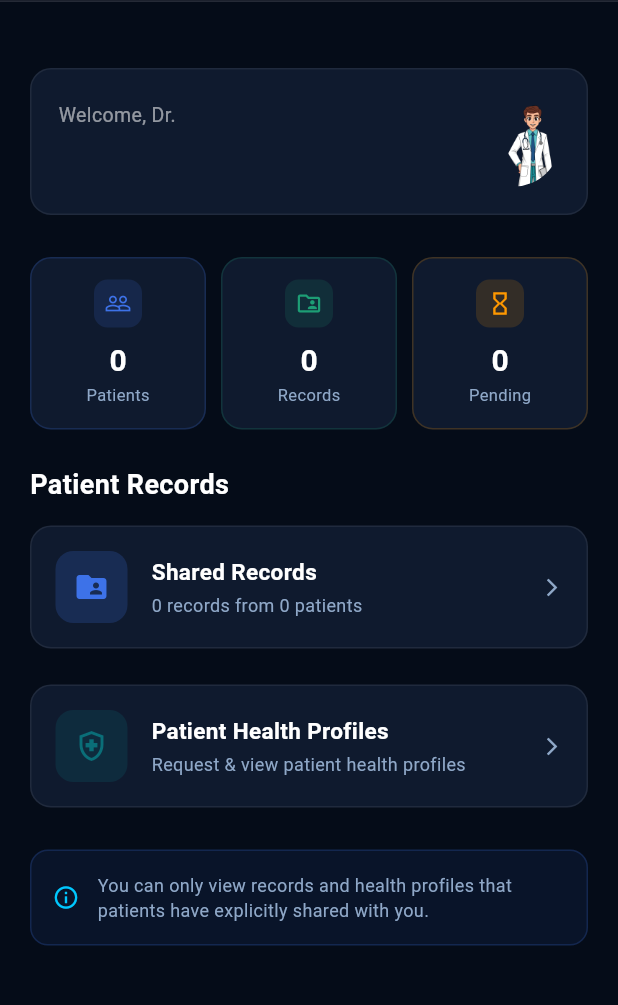
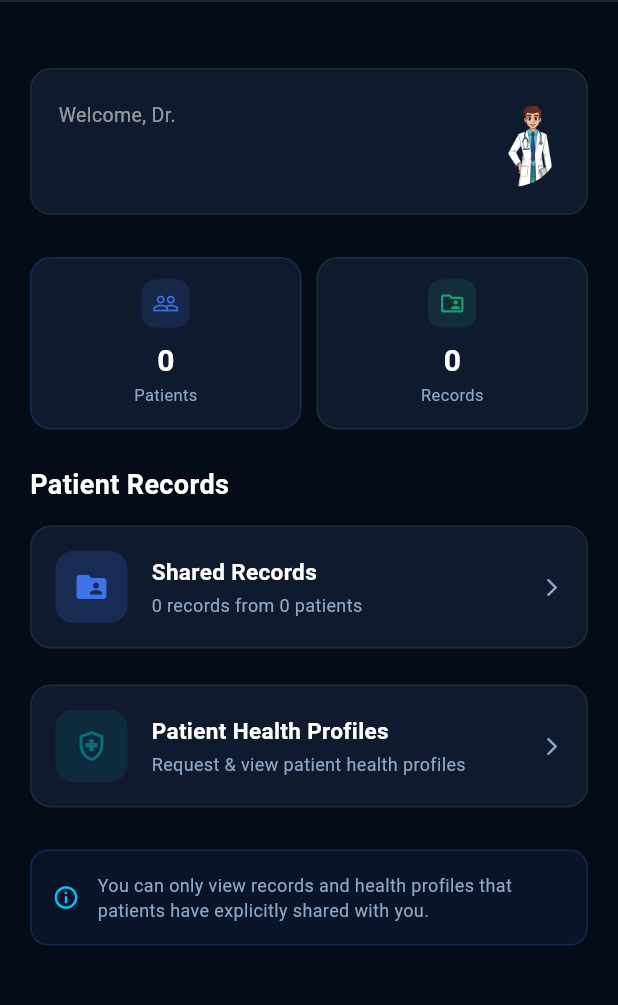
Before and after one commit to padeexha/MediVault, a Flutter app: the DoctorDashboard screen opened directly, on a phone screen of 412 x 824 dp, the part 82-1087 px from its top. Run offline on Flutter 3.47's test engine with Material 3 defaults, Android fonts, the phone set to English and light mode, and no system bars; our stand-ins replace cached_network_image, file_picker, image_picker, shared_preferences; accounts and stored records are empty; network calls fail.

Commit message:
refactor: remove unused pending status from doctor dashboard

```diff
--- a/frontend/lib/features/doctor/doctor_dashboard.dart
+++ b/frontend/lib/features/doctor/doctor_dashboard.dart
@@ -23,7 +23,6 @@ class _DoctorDashboardState extends State<DoctorDashboard> {
   String? _profilePicture;
   int  _totalPatients    = 0;
   int  _totalRecords     = 0;
-  int  _pendingHealthProfileRequests = 0;
   bool _isLoading = true;
 
   @override
@@ -39,7 +38,6 @@ class _DoctorDashboardState extends State<DoctorDashboard> {
     final results = await Future.wait([
       ApiService.get(Constants.getProfile),
       ApiService.get(Constants.sharedWithMe),
-      ApiService.get(Constants.healthProfileMyAccess),
     ]);
 
     if (!mounted) return;
@@ -68,15 +66,6 @@ class _DoctorDashboardState extends State<DoctorDashboard> {
       setState(() {
         _totalPatients = data.length;
         _totalRecords  = total;
-      });
-    }
-
-    final healthAccess = results[2];
-    if (healthAccess['success'] == true) {
-      final data = healthAccess['data'] as List? ?? [];
-      setState(() {
-        _pendingHealthProfileRequests =
-            data.where((d) => d['status'] == 'pending').length;
       });
     }
 
@@ -244,11 +233,6 @@ class _DoctorDashboardState extends State<DoctorDashboard> {
           '$_totalRecords', 'Records',
           Icons.folder_shared_outlined, const Color(0xFF1D9E75),
         )),
-        const SizedBox(width: 10),
-        Expanded(child: _statCard(
-          '$_pendingHealthProfileRequests', 'Pending',
-          Icons.hourglass_empty_outlined, Colors.orange,
-        )),
       ],
     );
   }
@@ -365,39 +349,18 @@ class _DoctorDashboardState extends State<DoctorDashboard> {
                           fontWeight: FontWeight.bold,
                           fontSize: 15)),
                   const SizedBox(height: 3),
-                  Text(
-                    _pendingHealthProfileRequests > 0
-                        ? '$_pendingHealthProfileRequests pending request${_pendingHealthProfileRequests == 1 ? '' : 's'}'
-                        : 'Request & view patient health profiles',
+                  const Text(
+                    'Request & view patient health profiles',
                     style: TextStyle(
-                      color: _pendingHealthProfileRequests > 0
-                          ? Colors.orange
-                          : AppColors.textSecondary,
+                      color: AppColors.textSecondary,
                       fontSize: 12,
                     ),
                   ),
                 ],
               ),
             ),
-            if (_pendingHealthProfileRequests > 0)
-              Container(
-                padding:
-                    const EdgeInsets.symmetric(horizontal: 8, vertical: 4),
-                decoration: BoxDecoration(
-                  color: Colors.orange.withValues(alpha: 0.15),
-                  borderRadius: BorderRadius.circular(10),
-                ),
-                child: Text(
-                  '$_pendingHealthProfileRequests',
-                  style: const TextStyle(
-                      color: Colors.orange,
-                      fontWeight: FontWeight.bold,
-                      fontSize: 13),
-                ),
-              )
-            else
-              const Icon(Icons.arrow_forward_ios,
-                  size: 14, color: AppColors.textSecondary),
+            const Icon(Icons.arrow_forward_ios,
+                size: 14, color: AppColors.textSecondary),
           ],
         ),
       ),
```
